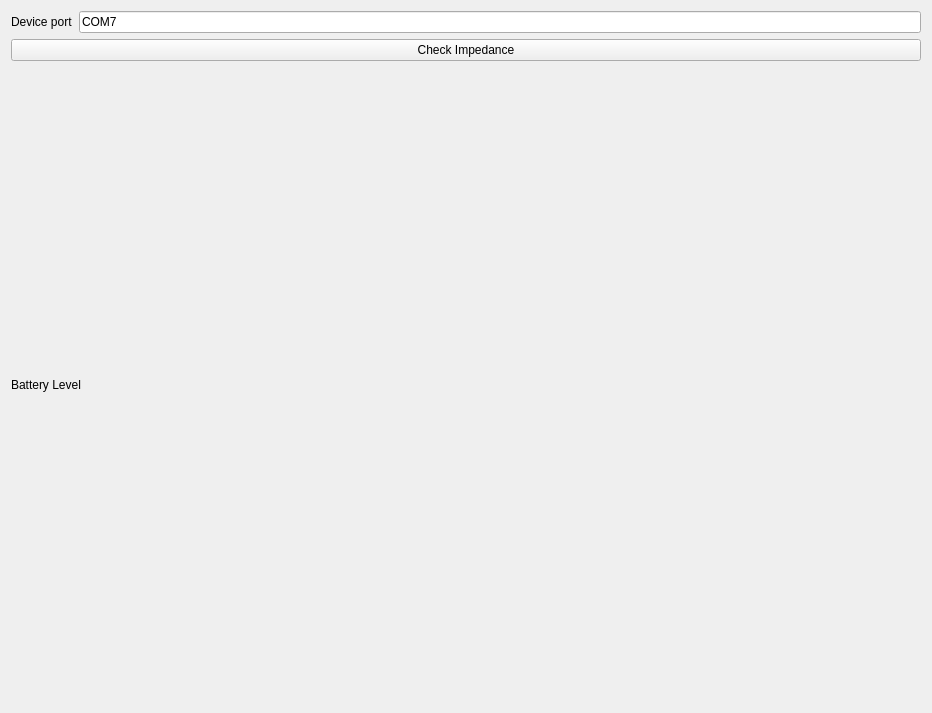
Before: the Qt Designer form physiolabxr/_ui/DSI24_Options.ui in PhysioLabXR/PhysioLabXR-Community, drawn with Qt 5.
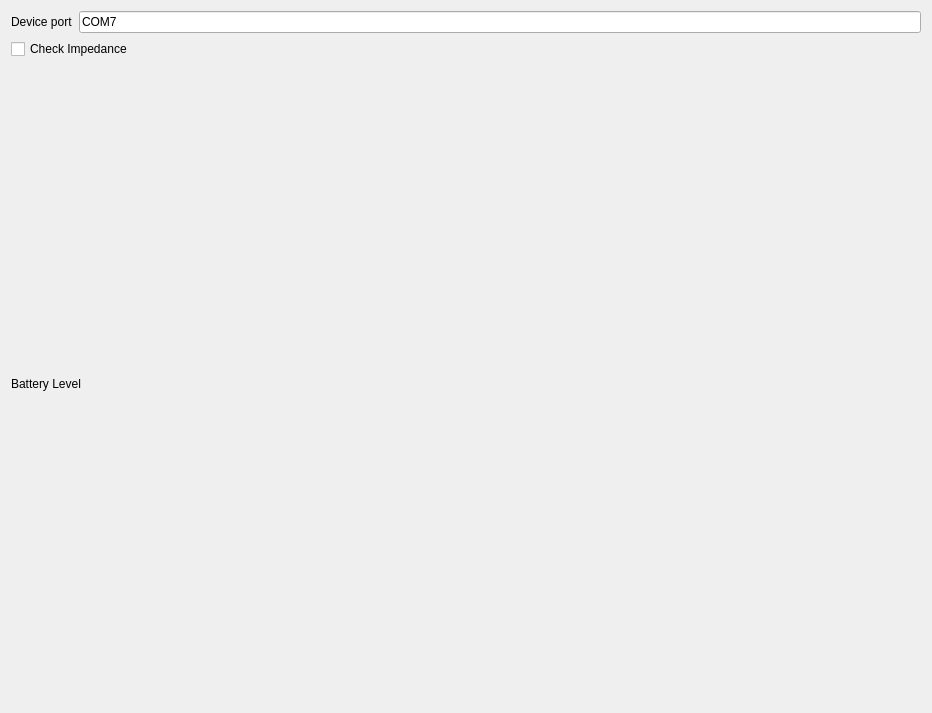
After: the same form once the commit is applied.

Commit message: Adding impedance check

```diff
--- a/physiolabxr/_ui/DSI24_Options.ui
+++ b/physiolabxr/_ui/DSI24_Options.ui
@@ -39,7 +39,7 @@
     </layout>
    </item>
    <item>
-    <widget class="QPushButton" name="check_impedance_btn">
+    <widget class="QCheckBox" name="check_impedance_chkbx">
      <property name="text">
       <string>Check Impedance</string>
      </property>
```
The commit also changes 2 other files.
